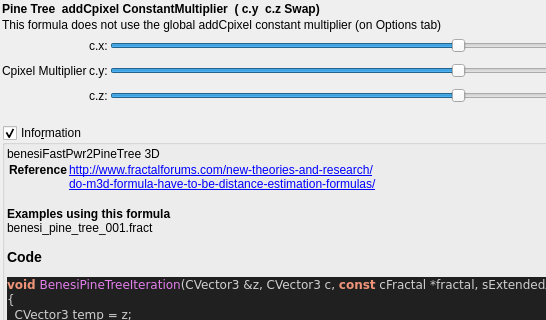
Old version of the form mandelbulber2/qt_data/fractal_benesi_pine_tree.ui in the repository buddhi1980/mandelbulber2; both pictures show x 0 to 546 and y 0 to 320 of the 898 by 876 pixel window.
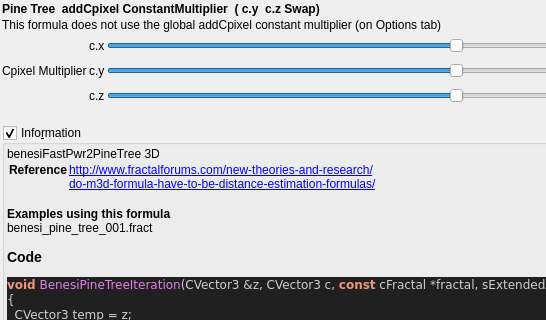
New version of the form. Custom widgets are drawn as their Qt base class.

Patch:
```diff
--- a/mandelbulber2/qt_data/fractal_benesi_pine_tree.ui
+++ b/mandelbulber2/qt_data/fractal_benesi_pine_tree.ui
@@ -135,7 +135,7 @@
      <item row="0" column="1">
       <widget class="QLabel" name="label_113">
        <property name="text">
-        <string>c.x:</string>
+        <string notr="true">c.x</string>
        </property>
       </widget>
      </item>
@@ -214,14 +214,14 @@
      <item row="1" column="1">
       <widget class="QLabel" name="label_71">
        <property name="text">
-        <string>c.y:</string>
+        <string notr="true">c.y</string>
        </property>
       </widget>
      </item>
      <item row="2" column="1">
       <widget class="QLabel" name="label_117">
        <property name="text">
-        <string>c.z:</string>
+        <string notr="true">c.z</string>
        </property>
       </widget>
      </item>
```
